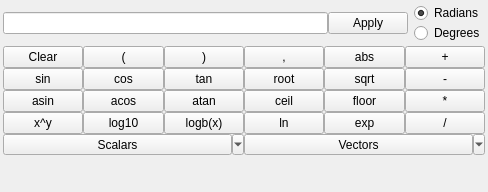
First picture: the form in Source/SIMPLViewWidgetsLib/FilterParameterWidgets/UI_Files/CalculatorWidget.ui, repository BlueQuartzSoftware/SIMPLView, before the edit.
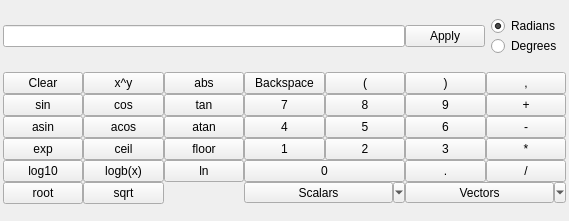
Second picture: the form after the edit.

Commit message: Adding more buttons to the calculator, and making sure that all buttons insert the correct term into the equation.

```diff
--- a/Source/SIMPLViewWidgetsLib/FilterParameterWidgets/UI_Files/CalculatorWidget.ui
+++ b/Source/SIMPLViewWidgetsLib/FilterParameterWidgets/UI_Files/CalculatorWidget.ui
@@ -6,14 +6,14 @@
    <rect>
     <x>0</x>
     <y>0</y>
-    <width>488</width>
-    <height>192</height>
+    <width>569</width>
+    <height>221</height>
    </rect>
   </property>
   <property name="windowTitle">
    <string>Form</string>
   </property>
-  <layout class="QGridLayout" name="gridLayout" rowstretch="0,0,0,0,0,0,0,0,1">
+  <layout class="QGridLayout" name="gridLayout" rowstretch="0,0,0">
    <property name="leftMargin">
     <number>3</number>
    </property>
@@ -32,6 +32,27 @@
    <property name="verticalSpacing">
     <number>3</number>
    </property>
+   <item row="1" column="6">
+    <layout class="QVBoxLayout" name="verticalLayout">
+     <item>
+      <widget class="QRadioButton" name="radiansBtn">
+       <property name="text">
+        <string>Radians</string>
+       </property>
+       <property name="checked">
+        <bool>true</bool>
+       </property>
+      </widget>
+     </item>
+     <item>
+      <widget class="QRadioButton" name="degreesBtn">
+       <property name="text">
+        <string>Degrees</string>
+       </property>
+      </widget>
+     </item>
+    </layout>
+   </item>
    <item row="1" column="0" colspan="6">
     <layout class="QHBoxLayout" name="horizontalLayout_2">
      <property name="leftMargin">
@@ -56,198 +77,205 @@
      </item>
     </layout>
    </item>
-   <item row="1" column="6">
-    <layout class="QVBoxLayout" name="verticalLayout">
-     <item>
-      <widget class="QRadioButton" name="radiansBtn">
-       <property name="text">
-        <string>Radians</string>
-       </property>
-       <property name="checked">
-        <bool>true</bool>
-       </property>
-      </widget>
-     </item>
-     <item>
-      <widget class="QRadioButton" name="degreesBtn">
-       <property name="text">
-        <string>Degrees</string>
-       </property>
-      </widget>
-     </item>
-    </layout>
-   </item>
    <item row="2" column="0" colspan="7">
     <layout class="QGridLayout" name="gridLayout_2">
-     <item row="1" column="4">
-      <widget class="QPushButton" name="sqrtBtn">
+     <item row="2" column="8">
+      <widget class="QPushButton" name="addBtn">
        <property name="text">
-        <string>sqrt</string>
+        <string>+</string>
        </property>
       </widget>
      </item>
-     <item row="2" column="4">
+     <item row="5" column="8">
+      <widget class="QPushButton" name="divideBtn">
+       <property name="text">
+        <string>/</string>
+       </property>
+      </widget>
+     </item>
+     <item row="4" column="8">
+      <widget class="QPushButton" name="multiplyBtn">
+       <property name="text">
+        <string>*</string>
+       </property>
+      </widget>
+     </item>
+     <item row="4" column="4">
       <widget class="QPushButton" name="floorBtn">
        <property name="text">
         <string>floor</string>
        </property>
       </widget>
      </item>
-     <item row="3" column="5">
-      <widget class="QPushButton" name="multiplyBtn">
-       <property name="text">
-        <string>/</string>
-       </property>
-      </widget>
-     </item>
-     <item row="3" column="2">
-      <widget class="QPushButton" name="normBtn">
-       <property name="text">
-        <string>logb(x)</string>
-       </property>
-      </widget>
-     </item>
-     <item row="2" column="2">
-      <widget class="QPushButton" name="atanBtn">
-       <property name="text">
-        <string>atan</string>
-       </property>
-      </widget>
-     </item>
-     <item row="0" column="5">
-      <widget class="QPushButton" name="kHatBtn">
-       <property name="text">
-        <string>+</string>
-       </property>
-      </widget>
-     </item>
-     <item row="3" column="0">
-      <widget class="QPushButton" name="xExpYBtn">
-       <property name="text">
-        <string>x^y</string>
-       </property>
-      </widget>
-     </item>
-     <item row="1" column="5">
-      <widget class="QPushButton" name="addBtn">
+     <item row="3" column="8">
+      <widget class="QPushButton" name="subtractBtn">
        <property name="text">
         <string>-</string>
        </property>
       </widget>
      </item>
-     <item row="0" column="3">
-      <widget class="QPushButton" name="iHatBtn">
+     <item row="4" column="3">
+      <widget class="QPushButton" name="ceilBtn">
        <property name="text">
-        <string>,</string>
+        <string>ceil</string>
        </property>
       </widget>
      </item>
-     <item row="1" column="0">
+     <item row="2" column="3">
+      <widget class="QPushButton" name="cosBtn">
+       <property name="text">
+        <string>cos</string>
+       </property>
+      </widget>
+     </item>
+     <item row="2" column="4">
+      <widget class="QPushButton" name="tanBtn">
+       <property name="text">
+        <string>tan</string>
+       </property>
+      </widget>
+     </item>
+     <item row="3" column="3">
+      <widget class="QPushButton" name="acosBtn">
+       <property name="text">
+        <string>acos</string>
+       </property>
+      </widget>
+     </item>
+     <item row="2" column="2">
       <widget class="QPushButton" name="sinBtn">
        <property name="text">
         <string>sin</string>
        </property>
       </widget>
      </item>
-     <item row="2" column="0">
+     <item row="3" column="2">
       <widget class="QPushButton" name="asinBtn">
        <property name="text">
         <string>asin</string>
        </property>
       </widget>
      </item>
+     <item row="5" column="5" colspan="2">
+      <widget class="QPushButton" name="zeroBtn">
+       <property name="text">
+        <string>0</string>
+       </property>
+      </widget>
+     </item>
      <item row="3" column="4">
+      <widget class="QPushButton" name="atanBtn">
+       <property name="text">
+        <string>atan</string>
+       </property>
+      </widget>
+     </item>
+     <item row="3" column="5">
+      <widget class="QPushButton" name="fourBtn">
+       <property name="text">
+        <string>4</string>
+       </property>
+      </widget>
+     </item>
+     <item row="3" column="7">
+      <widget class="QPushButton" name="sixBtn">
+       <property name="text">
+        <string>6</string>
+       </property>
+      </widget>
+     </item>
+     <item row="2" column="6">
+      <widget class="QPushButton" name="eightBtn">
+       <property name="text">
+        <string>8</string>
+       </property>
+      </widget>
+     </item>
+     <item row="5" column="7">
+      <widget class="QPushButton" name="decimalBtn">
+       <property name="text">
+        <string>.</string>
+       </property>
+      </widget>
+     </item>
+     <item row="4" column="6">
+      <widget class="QPushButton" name="twoBtn">
+       <property name="text">
+        <string>2</string>
+       </property>
+      </widget>
+     </item>
+     <item row="2" column="5">
+      <widget class="QPushButton" name="sevenBtn">
+       <property name="text">
+        <string>7</string>
+       </property>
+      </widget>
+     </item>
+     <item row="4" column="7">
+      <widget class="QPushButton" name="threeBtn">
+       <property name="text">
+        <string>3</string>
+       </property>
+      </widget>
+     </item>
+     <item row="2" column="7">
+      <widget class="QPushButton" name="nineBtn">
+       <property name="text">
+        <string>9</string>
+       </property>
+      </widget>
+     </item>
+     <item row="3" column="6">
+      <widget class="QPushButton" name="fiveBtn">
+       <property name="text">
+        <string>5</string>
+       </property>
+      </widget>
+     </item>
+     <item row="4" column="5">
+      <widget class="QPushButton" name="oneBtn">
+       <property name="text">
+        <string>1</string>
+       </property>
+      </widget>
+     </item>
+     <item row="4" column="2">
       <widget class="QPushButton" name="expBtn">
        <property name="text">
         <string>exp</string>
        </property>
       </widget>
      </item>
-     <item row="2" column="5">
-      <widget class="QPushButton" name="subtractBtn">
-       <property name="text">
-        <string>*</string>
-       </property>
-      </widget>
-     </item>
-     <item row="1" column="1">
-      <widget class="QPushButton" name="cosBtn">
-       <property name="text">
-        <string>cos</string>
-       </property>
-      </widget>
-     </item>
-     <item row="2" column="1">
-      <widget class="QPushButton" name="acosBtn">
-       <property name="text">
-        <string>acos</string>
-       </property>
-      </widget>
-     </item>
-     <item row="1" column="3">
-      <widget class="QPushButton" name="absBtn">
-       <property name="text">
-        <string>root</string>
-       </property>
-      </widget>
-     </item>
-     <item row="0" column="2">
-      <widget class="QPushButton" name="rightBraceBtn">
-       <property name="text">
-        <string>)</string>
-       </property>
-      </widget>
-     </item>
-     <item row="0" column="1">
-      <widget class="QPushButton" name="leftBraceBtn">
-       <property name="text">
-        <string>(</string>
-       </property>
-      </widget>
-     </item>
-     <item row="1" column="2">
-      <widget class="QPushButton" name="tanBtn">
-       <property name="text">
-        <string>tan</string>
-       </property>
-      </widget>
-     </item>
-     <item row="0" column="0">
-      <widget class="QPushButton" name="clearBtn">
-       <property name="text">
-        <string>Clear</string>
-       </property>
-      </widget>
-     </item>
-     <item row="2" column="3">
-      <widget class="QPushButton" name="ceilBtn">
-       <property name="text">
-        <string>ceil</string>
-       </property>
-      </widget>
-     </item>
-     <item row="3" column="1">
-      <widget class="QPushButton" name="log10Btn">
-       <property name="text">
-        <string>log10</string>
-       </property>
-      </widget>
-     </item>
-     <item row="0" column="4">
-      <widget class="QPushButton" name="jHatBtn">
-       <property name="text">
-        <string>abs</string>
-       </property>
-      </widget>
-     </item>
-     <item row="3" column="3">
+     <item row="5" column="4">
       <widget class="QPushButton" name="lnBtn">
        <property name="text">
         <string>ln</string>
        </property>
       </widget>
      </item>
-     <item row="4" column="0" colspan="3">
+     <item row="5" column="2">
+      <widget class="QPushButton" name="log10Btn">
+       <property name="text">
+        <string>log10</string>
+       </property>
+      </widget>
+     </item>
+     <item row="5" column="3">
+      <widget class="QPushButton" name="logBtn">
+       <property name="text">
+        <string>logb(x)</string>
+       </property>
+      </widget>
+     </item>
+     <item row="6" column="3">
+      <widget class="QPushButton" name="sqrtBtn">
+       <property name="text">
+        <string>sqrt</string>
+       </property>
+      </widget>
+     </item>
+     <item row="6" column="5" colspan="2">
       <widget class="QToolButton" name="scalarsBtn">
        <property name="sizePolicy">
         <sizepolicy hsizetype="Minimum" vsizetype="Fixed">
@@ -266,7 +294,7 @@
        </property>
       </widget>
      </item>
-     <item row="4" column="3" colspan="3">
+     <item row="6" column="7" colspan="2">
       <widget class="QToolButton" name="vectorsBtn">
        <property name="sizePolicy">
         <sizepolicy hsizetype="Preferred" vsizetype="Fixed">
@@ -282,6 +310,62 @@
        </property>
       </widget>
      </item>
+     <item row="6" column="2">
+      <widget class="QPushButton" name="rootBtn">
+       <property name="text">
+        <string>root</string>
+       </property>
+      </widget>
+     </item>
+     <item row="1" column="4">
+      <widget class="QPushButton" name="absBtn">
+       <property name="text">
+        <string>abs</string>
+       </property>
+      </widget>
+     </item>
+     <item row="1" column="3">
+      <widget class="QPushButton" name="powBtn">
+       <property name="text">
+        <string>x^y</string>
+       </property>
+      </widget>
+     </item>
+     <item row="1" column="2">
+      <widget class="QPushButton" name="clearBtn">
+       <property name="text">
+        <string>Clear</string>
+       </property>
+      </widget>
+     </item>
+     <item row="1" column="5">
+      <widget class="QPushButton" name="backspaceBtn">
+       <property name="text">
+        <string>Backspace</string>
+       </property>
+      </widget>
+     </item>
+     <item row="1" column="6">
+      <widget class="QPushButton" name="leftBraceBtn">
+       <property name="text">
+        <string>(</string>
+       </property>
+      </widget>
+     </item>
+     <item row="1" column="7">
+      <widget class="QPushButton" name="rightBraceBtn">
+       <property name="text">
+        <string>)</string>
+       </property>
+      </widget>
+     </item>
+     <item row="1" column="8">
+      <widget class="QPushButton" name="commaBtn">
+       <property name="text">
+        <string>,</string>
+       </property>
+      </widget>
+     </item>
     </layout>
    </item>
   </layout>
```
The commit also changes 2 other files.
